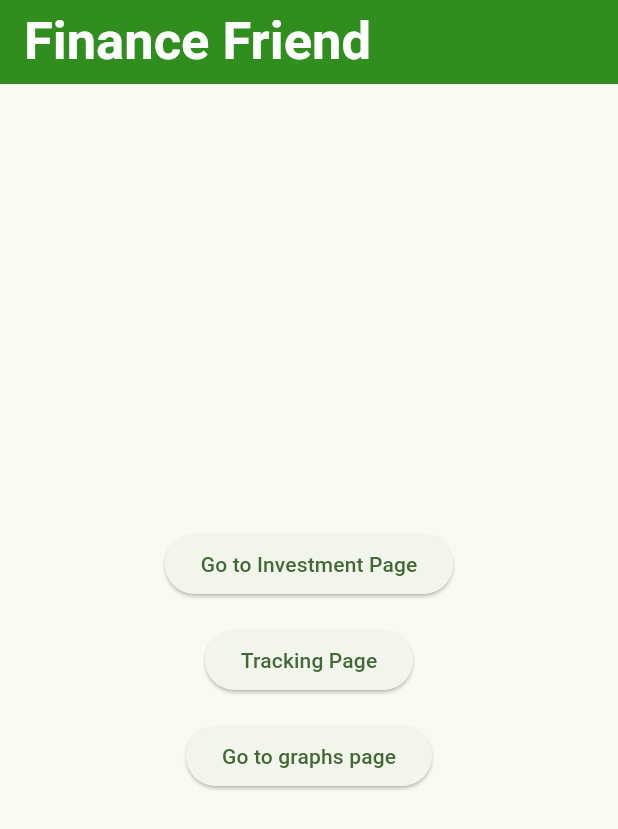
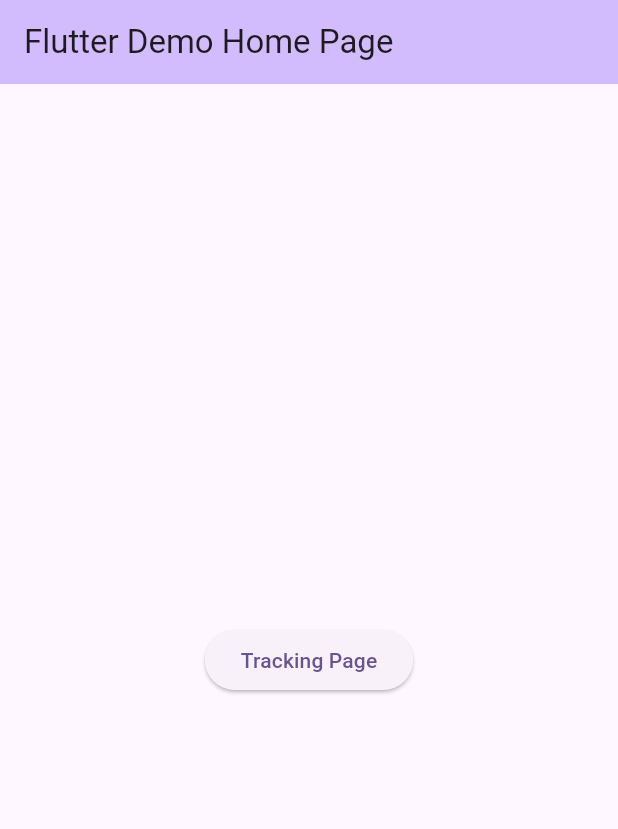
Before and after one commit to wcturnbull/FinanceFriend, a Flutter app: the screen it shows after launch, on a phone screen of 412 x 824 dp. Shown: the top 829 px of the screen. Run offline on Flutter 3.47's test engine with Material 2 defaults, Android fonts, the phone set to English and light mode, and no system bars; our stand-ins replace flutter_form_builder, pie_chart; missing offline and left inert: dart:html; Roboto replaces fonts that are missing (Daddy Day).

```diff
--- a/lib/main.dart
+++ b/lib/main.dart
@@ -1,7 +1,6 @@
-import 'package:financefriend/graph_page.dart';
 import 'package:flutter/material.dart';
-import 'investment_page.dart'; // Import the InvestmentPage
-import 'tracking.dart'; // Import the TrackingPage
+
+import 'tracking.dart';
 
 void main() {
   runApp(const MyApp());
@@ -14,20 +13,42 @@ class MyApp extends StatelessWidget {
   @override
   Widget build(BuildContext context) {
     return MaterialApp(
-      title: 'FinanceFriend',
+      title: 'Flutter Demo',
       theme: ThemeData(
-        colorScheme: ColorScheme.fromSeed(
-            seedColor: Color(
-                int.parse("#248712".substring(1, 7), radix: 16) + 0xFF0000000)),
+        // This is the theme of your application.
+        //
+        // TRY THIS: Try running your application with "flutter run". You'll see
+        // the application has a blue toolbar. Then, without quitting the app,
+        // try changing the seedColor in the colorScheme below to Colors.green
+        // and then invoke "hot reload" (save your changes or press the "hot
+        // reload" button in a Flutter-supported IDE, or press "r" if you used
+        // the command line to start the app).
+        //
+        // Notice that the counter didn't reset back to zero; the application
+        // state is not lost during the reload. To reset the state, use hot
+        // restart instead.
+        //
+        // This works for code too, not just values: Most code changes can be
+        // tested with just a hot reload.
+        colorScheme: ColorScheme.fromSeed(seedColor: Colors.deepPurple),
         useMaterial3: true,
       ),
-      home: const MyHomePage(title: 'Finance Friend'),
+      home: const MyHomePage(title: 'Flutter Demo Home Page'),
     );
   }
 }
 
 class MyHomePage extends StatefulWidget {
   const MyHomePage({super.key, required this.title});
+
+  // This widget is the home page of your application. It is stateful, meaning
+  // that it has a State object (defined below) that contains fields that affect
+  // how it looks.
+
+  // This class is the configuration for the state. It holds the values (in this
+  // case the title) provided by the parent (in this case the App widget) and
+  // used by the build method of the State. Fields in a Widget subclass are
+  // always marked "final".
 
   final String title;
 
@@ -36,63 +57,28 @@ class MyHomePage extends StatefulWidget {
 }
 
 class _MyHomePageState extends State<MyHomePage> {
-  void _goToInvestmentPage() {
-    Navigator.of(context).push(
-      MaterialPageRoute(
-        builder: (context) =>
-            InvestmentPage(), // Navigate to the InvestmentPage
-      ),
-    );
-  }
-
   void _navigateToTrackingPage(BuildContext context) {
     Navigator.of(context).push(MaterialPageRoute(
       builder: (context) => TrackingPage(title: widget.title),
       ));
   }
 
-  void _navigateToGraphsPage() {
-    Navigator.of(context).push(
-      MaterialPageRoute(
-        builder: (context) => GraphPage(), // Navigate to the InvestmentPage
-      ),
-    );
-  }
-
   @override
   Widget build(BuildContext context) {
     return Scaffold(
       appBar: AppBar(
-        backgroundColor: Color(
-            int.parse("#248712".substring(1, 7), radix: 16) + 0xFF0000000),
+        backgroundColor: Theme.of(context).colorScheme.inversePrimary,
         title: Text(widget.title),
-        titleTextStyle: TextStyle(
-            color: Colors.white,
-            fontSize: 35,
-            fontWeight: FontWeight.bold,
-            fontFamily: "Daddy Day"),
       ),
       body: Center(
         child: Column(
           mainAxisAlignment: MainAxisAlignment.center,
           children: <Widget>[
             ElevatedButton(
-              onPressed: _goToInvestmentPage, // Call the navigation function
-              child: Text('Go to Investment Page'),
-            ),
-            SizedBox(height: 16), // Add some spacing
-            ElevatedButton(
                 onPressed: () {
                   _navigateToTrackingPage(context);
                 },
                 child: Text('Tracking Page'),
-            ),
-            SizedBox(height: 16),
-            ElevatedButton(
-              onPressed: () {
-                _navigateToGraphsPage();
-              },
-              child: Text('Go to graphs page'),
               ),
           ],
         ),
```
Also changed, not shown: lib/tracking.dart (line endings or trailing spaces), 3 other files. Lines whose indentation alone changed are shown as unchanged.
